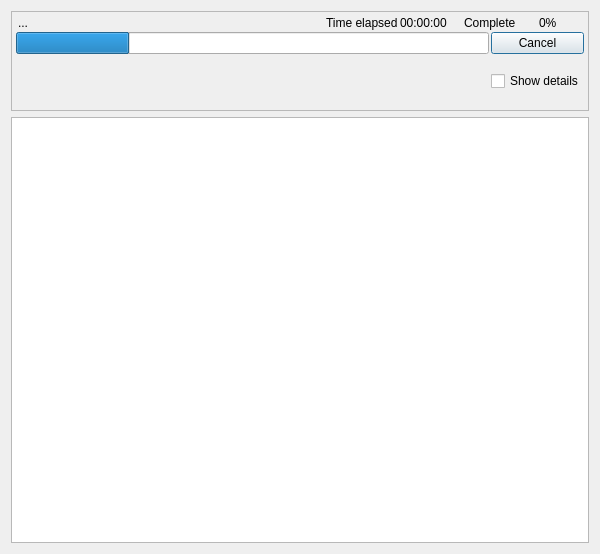
Old version of the form ui/ttprogressform.ui in the repository MINIXJR/TTCut-ng.
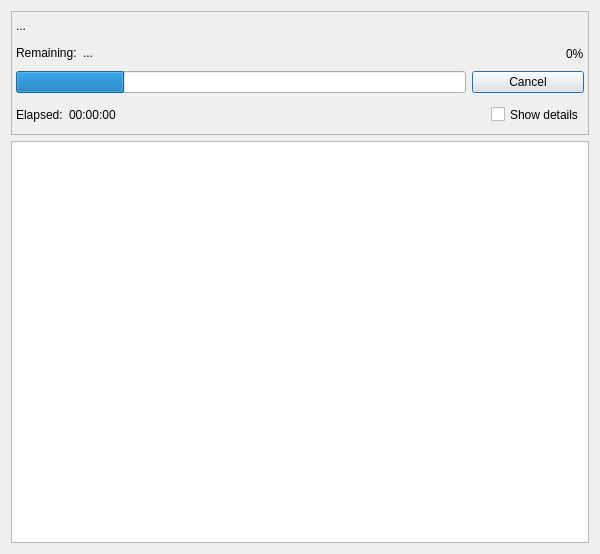
New version of the form.

Commit message: Add measured remaining-time estimation and fix progress reporting end to end

The edit to the form file:
```diff
--- a/ui/ttprogressform.ui
+++ b/ui/ttprogressform.ui
@@ -30,13 +30,13 @@
      <property name="minimumSize" >
       <size>
        <width>0</width>
-       <height>100</height>
+       <height>124</height>
       </size>
      </property>
      <property name="maximumSize" >
       <size>
        <width>16777215</width>
-       <height>100</height>
+       <height>124</height>
       </size>
      </property>
      <property name="frameShape" >
@@ -50,9 +50,9 @@
        <number>4</number>
       </property>
       <property name="spacing" >
-       <number>2</number>
+       <number>6</number>
       </property>
-      <item row="0" column="1" >
+      <item row="0" column="0" colspan="10" >
        <widget class="QLabel" name="actionString" >
         <property name="sizePolicy" >
          <sizepolicy vsizetype="Fixed" hsizetype="Preferred" >
@@ -77,8 +77,10 @@
         </property>
        </widget>
       </item>
-      <item row="0" column="2" >
-       <widget class="QLabel" name="laElapsedTime" >
+      <item row="1" column="0" colspan="10" >
+       <layout class="QHBoxLayout" name="horizontalLayoutRemaining" >
+        <item>
+         <widget class="QLabel" name="laRemaining" >
         <property name="sizePolicy" >
          <sizepolicy vsizetype="Fixed" hsizetype="Preferred" >
           <horstretch>0</horstretch>
@@ -86,12 +88,12 @@
          </sizepolicy>
         </property>
         <property name="text" >
-         <string>Time elapsed</string>
+           <string>Remaining:</string>
         </property>
        </widget>
       </item>
-      <item row="0" column="3" >
-       <widget class="QLabel" name="elapsedTimeString" >
+        <item>
+         <widget class="QLabel" name="remainingString" >
         <property name="sizePolicy" >
          <sizepolicy vsizetype="Fixed" hsizetype="Preferred" >
           <horstretch>0</horstretch>
@@ -99,12 +101,12 @@
          </sizepolicy>
         </property>
         <property name="text" >
-         <string>00:00:00</string>
+           <string>...</string>
         </property>
        </widget>
       </item>
-      <item row="0" column="4" >
-       <spacer>
+        <item>
+         <spacer name="horizontalSpacerRemaining" >
         <property name="orientation" >
          <enum>Qt::Horizontal</enum>
         </property>
@@ -116,20 +118,7 @@
         </property>
        </spacer>
       </item>
-      <item row="0" column="5" colspan="2" >
-       <widget class="QLabel" name="laPercentages" >
-        <property name="sizePolicy" >
-         <sizepolicy vsizetype="Fixed" hsizetype="Preferred" >
-          <horstretch>0</horstretch>
-          <verstretch>0</verstretch>
-         </sizepolicy>
-        </property>
-        <property name="text" >
-         <string>Complete</string>
-        </property>
-       </widget>
-      </item>
-      <item row="0" column="7" >
+        <item>
        <widget class="QLabel" name="percentageString" >
         <property name="sizePolicy" >
          <sizepolicy vsizetype="Minimum" hsizetype="Preferred" >
@@ -142,7 +131,9 @@
         </property>
        </widget>
       </item>
-      <item row="1" column="0" colspan="6" >
+       </layout>
+      </item>
+      <item row="2" column="0" colspan="8" >
        <widget class="QProgressBar" name="progressBar" >
         <property name="value" >
          <number>24</number>
@@ -152,7 +143,7 @@
         </property>
        </widget>
       </item>
-      <item row="1" column="6" colspan="2" >
+      <item row="2" column="8" colspan="2" >
        <widget class="QPushButton" name="pbCancel" >
         <property name="sizePolicy" >
          <sizepolicy vsizetype="Minimum" hsizetype="Minimum" >
@@ -165,7 +156,23 @@
         </property>
        </widget>
       </item>
-      <item row="2" column="0" colspan="6" >
+      <item row="3" column="0" colspan="10" >
+       <layout class="QHBoxLayout" name="horizontalLayoutElapsed" >
+        <item>
+         <widget class="QLabel" name="laDebugClock" >
+          <property name="text" >
+           <string>Elapsed:</string>
+          </property>
+         </widget>
+        </item>
+        <item>
+         <widget class="QLabel" name="debugClockString" >
+          <property name="text" >
+           <string>00:00:00</string>
+          </property>
+         </widget>
+        </item>
+        <item>
        <spacer name="horizontalSpacer" >
         <property name="orientation" >
          <enum>Qt::Horizontal</enum>
@@ -178,7 +185,7 @@
         </property>
        </spacer>
       </item>
-      <item row="2" column="6" colspan="2" >
+        <item>
        <widget class="QCheckBox" name="cbDetails" >
         <property name="sizePolicy" >
          <sizepolicy vsizetype="Minimum" hsizetype="Minimum" >
@@ -190,6 +197,8 @@
          <string>Show details</string>
         </property>
        </widget>
+        </item>
+       </layout>
       </item>
      </layout>
     </widget>
```
Lines whose indentation alone changed are shown as unchanged. The commit also changes 29 other files.
